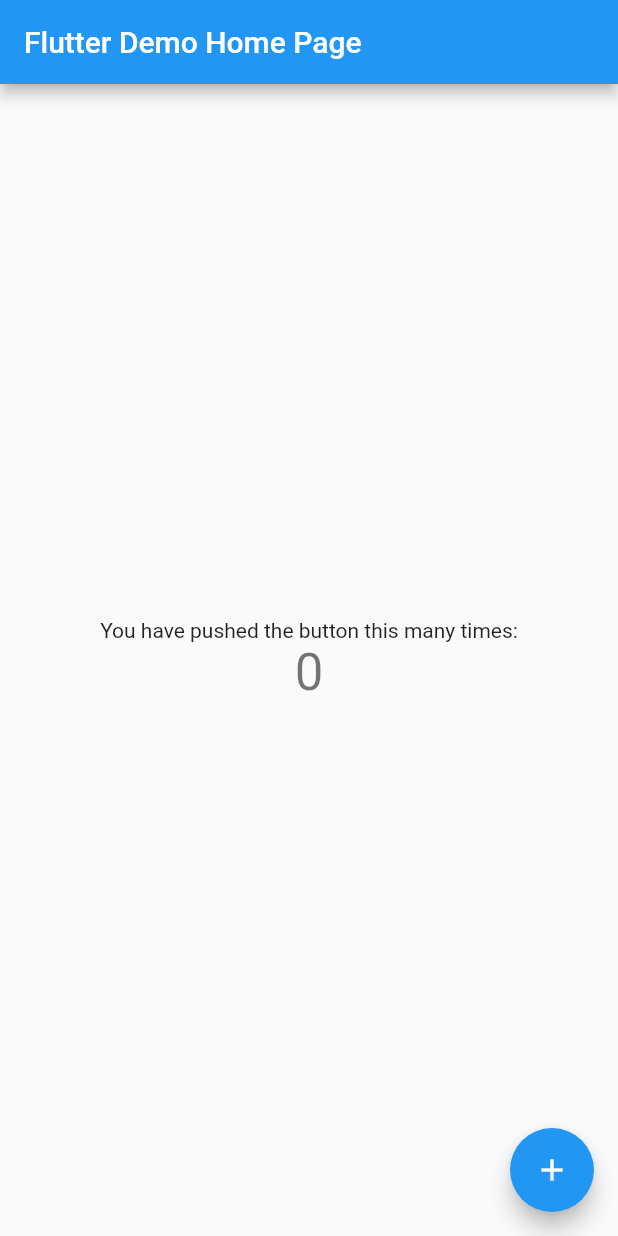
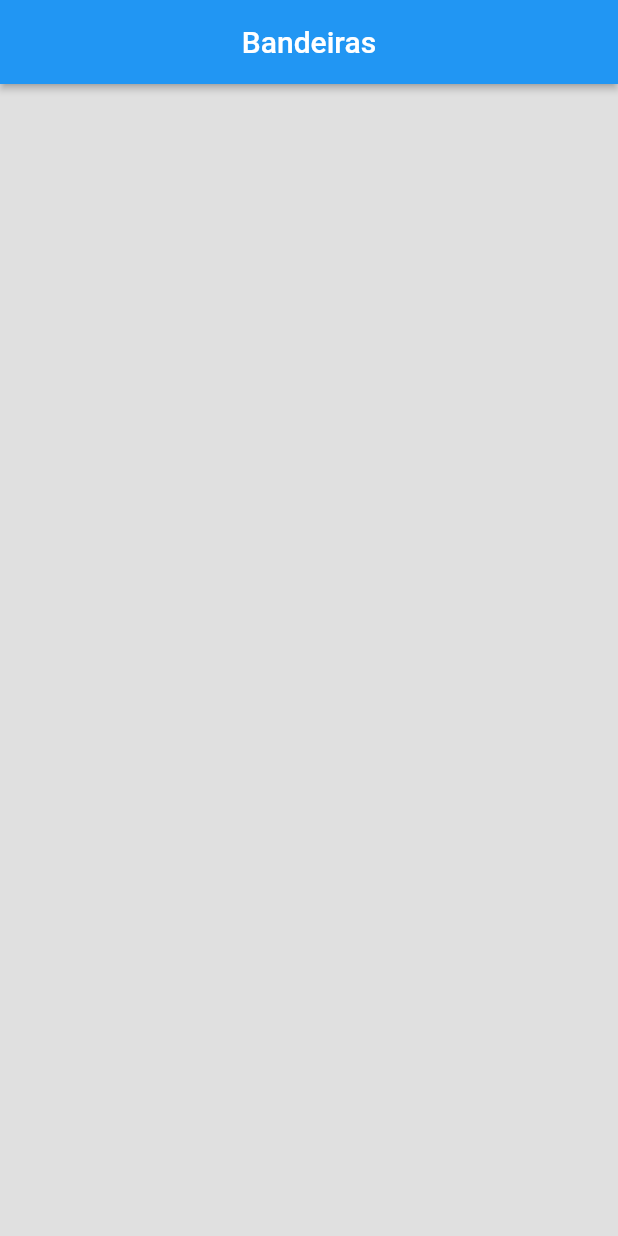
Before and after one commit to AnnaAlbuquerque/countries_flags, a Flutter app: the screen it shows after launch, on a phone screen of 412 x 824 dp. Run offline on Flutter 3.47's test engine with Material 2 defaults, Android fonts, the light colour scheme and no system bars.

Commit message:
Componentizes application

```diff
--- a/lib/main.dart
+++ b/lib/main.dart
@@ -1,113 +1,7 @@
 import 'package:flutter/material.dart';
+
+import 'src/app.dart';
 
 void main() {
   runApp(MyApp());
 }
-
-class MyApp extends StatelessWidget {
-  // This widget is the root of your application.
-  @override
-  Widget build(BuildContext context) {
-    return MaterialApp(
-      title: 'Flutter Demo',
-      theme: ThemeData(
-        // This is the theme of your application.
-        //
-        // Try running your application with "flutter run". You'll see the
-        // application has a blue toolbar. Then, without quitting the app, try
-        // changing the primarySwatch below to Colors.green and then invoke
-        // "hot reload" (press "r" in the console where you ran "flutter run",
-        // or simply save your changes to "hot reload" in a Flutter IDE).
-        // Notice that the counter didn't reset back to zero; the application
-        // is not restarted.
-        primarySwatch: Colors.blue,
-      ),
-      home: MyHomePage(title: 'Flutter Demo Home Page'),
-    );
-  }
-}
-
-class MyHomePage extends StatefulWidget {
-  MyHomePage({Key key, this.title}) : super(key: key);
-
-  // This widget is the home page of your application. It is stateful, meaning
-  // that it has a State object (defined below) that contains fields that affect
-  // how it looks.
-
-  // This class is the configuration for the state. It holds the values (in this
-  // case the title) provided by the parent (in this case the App widget) and
-  // used by the build method of the State. Fields in a Widget subclass are
-  // always marked "final".
-
-  final String title;
-
-  @override
-  _MyHomePageState createState() => _MyHomePageState();
-}
-
-class _MyHomePageState extends State<MyHomePage> {
-  int _counter = 0;
-
-  void _incrementCounter() {
-    setState(() {
-      // This call to setState tells the Flutter framework that something has
-      // changed in this State, which causes it to rerun the build method below
-      // so that the display can reflect the updated values. If we changed
-      // _counter without calling setState(), then the build method would not be
-      // called again, and so nothing would appear to happen.
-      _counter++;
-    });
-  }
-
-  @override
-  Widget build(BuildContext context) {
-    // This method is rerun every time setState is called, for instance as done
-    // by the _incrementCounter method above.
-    //
-    // The Flutter framework has been optimized to make rerunning build methods
-    // fast, so that you can just rebuild anything that needs updating rather
-    // than having to individually change instances of widgets.
-    return Scaffold(
-      appBar: AppBar(
-        // Here we take the value from the MyHomePage object that was created by
-        // the App.build method, and use it to set our appbar title.
-        title: Text(widget.title),
-      ),
-      body: Center(
-        // Center is a layout widget. It takes a single child and positions it
-        // in the middle of the parent.
-        child: Column(
-          // Column is also a layout widget. It takes a list of children and
-          // arranges them vertically. By default, it sizes itself to fit its
-          // children horizontally, and tries to be as tall as its parent.
-          //
-          // Invoke "debug painting" (press "p" in the console, choose the
-          // "Toggle Debug Paint" action from the Flutter Inspector in Android
-          // Studio, or the "Toggle Debug Paint" command in Visual Studio Code)
-          // to see the wireframe for each widget.
-          //
-          // Column has various properties to control how it sizes itself and
-          // how it positions its children. Here we use mainAxisAlignment to
-          // center the children vertically; the main axis here is the vertical
-          // axis because Columns are vertical (the cross axis would be
-          // horizontal).
-          mainAxisAlignment: MainAxisAlignment.center,
-          children: <Widget>[
-            Text(
-              'You have pushed the button this many times:',
-            ),
-            Text(
-              '$_counter',
-              style: Theme.of(context).textTheme.headline4,
-            ),
-          ],
-        ),
-      ),
-      floatingActionButton: FloatingActionButton(
-        onPressed: _incrementCounter,
-        tooltip: 'Increment',
-        child: Icon(Icons.add),
-      ), // This trailing comma makes auto-formatting nicer for build methods.
-    );
-  }
-}
--- /dev/null
+++ b/lib/src/app.dart
@@ -0,0 +1,17 @@
+import 'package:flutter/material.dart';
+
+import 'home/home_page.dart';
+
+class MyApp extends StatelessWidget {
+
+  @override
+  Widget build(BuildContext context) {
+    return MaterialApp(
+      title: 'Flutter Demo',
+      theme: ThemeData(
+        primarySwatch: Colors.blue,
+      ),
+      home: HomePage(),
+    );
+  }
+}
--- /dev/null
+++ b/lib/src/home/home_page.dart
@@ -0,0 +1,28 @@
+import 'package:flutter/material.dart';
+
+class HomePage extends StatefulWidget {
+  HomePage({Key key}) : super(key: key);
+
+  @override
+  _HomePageState createState() => _HomePageState();
+}
+
+class _HomePageState extends State<HomePage> {
+
+
+  @override
+  Widget build(BuildContext context) {
+
+    return Scaffold(
+      backgroundColor: Colors.grey.shade300,
+      appBar: AppBar(
+        title: Text("Bandeiras"),
+        centerTitle: true,
+        elevation: 2.0,
+      ),
+      body: Center(
+        //child: ChileFlag(),
+      ),
+    );
+  }
+}
```
Also changed, not shown: 1 other file.
